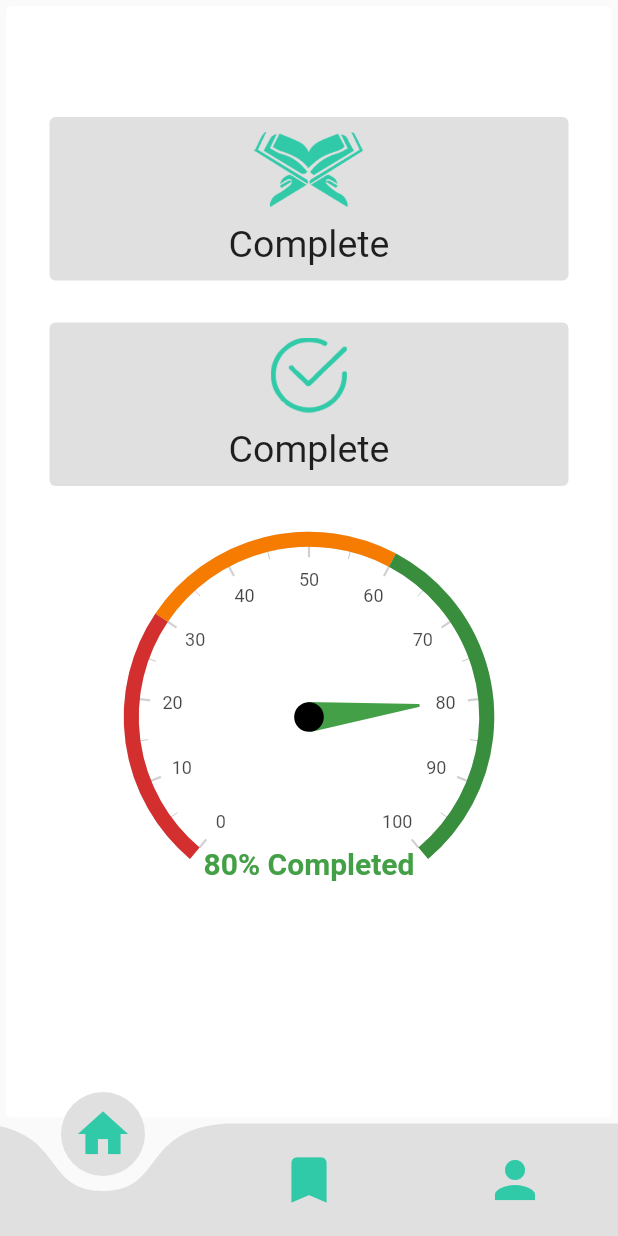
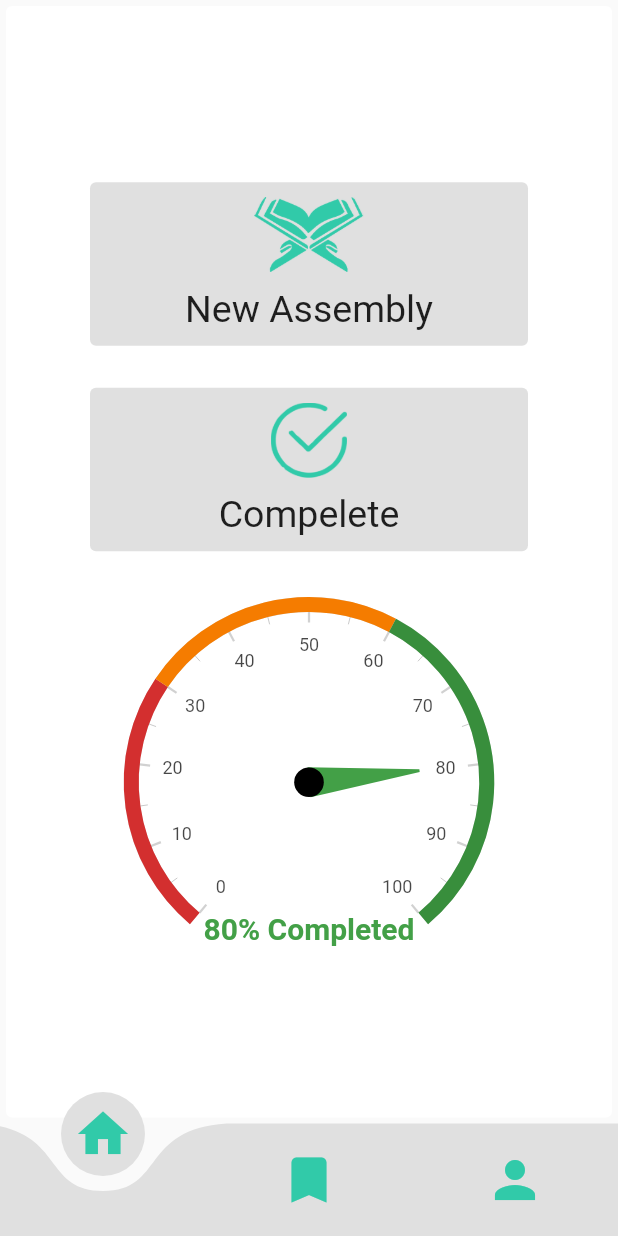
Before and after one commit to moonuure/subac_app, a Flutter app: the DashBoard screen opened directly, on a phone screen of 412 x 824 dp. Run offline on Flutter 3.47's test engine with Material 2 defaults, Android fonts, the phone set to English and light mode, and no system bars; drawn by our look-alikes of curved_navigation_bar, syncfusion_flutter_gauges; our stand-ins replace dropdown_button2, google_fonts, intl_phone_field; Roboto replaces fonts that are missing (Rosario).

Commit message:
<=== ISBADALKA AS SAMEEYAY PART TWO=====> -------------------------------------------- 1. KUSO DARIDA WIDGET CUSUB OO CUSTOM AH
..>waxa sameyay mid gooni ah oo widget ah taas
..> oo heydo dhamaan design-ka container
..> hayo buttons ee an ka adeegsaneyno
..> labada Widget ee kala ah new_assembly_screen file
..> compelete_task file waana kuwa buttons ku jira
..> side pouse button, stop btton and play button.

.. Tusaaale
..> waxa uu uegthay sidaan  aburid ahaan ama definations

..?
 final Color buttonBackgroundColor;
  final IconData typeIcon;
  final Color containerBackground;

  ContainerIconHolder({
    required this.buttonBackgroundColor,
    required this.containerBackground,
    required this.typeIcon,
  });
..?
..>Si an uga dhigo mid dib aan uadegsa karo waxan uyeelay
..> parameters dynamic ah side color button-ka ,
..> background-ka container-ka io nuuca iconka.

N.B dhamaan buttons-kaas waa isku size height and width ahaaan.

2. SOO KOOBIDA ISBADALADA KALE AN SAMEEYAY
..>waxan kaloo sameyay inan folders delete gareeyo
..> madama an widgets kle folder widget la dhho galiyay
..> and sido kle kuwa screens ah and galiay folder
..>an ugu magac daray "Screens_or_pages"

==========================END==========================================

abdifitahseaph

```diff
--- a/lib/Ass_Com/home.dart
+++ b/lib/Custom Widgets/home.dart
@@ -1,44 +1,76 @@
 import 'package:flutter/material.dart';
 import 'package:google_fonts/google_fonts.dart';
-import 'package:subac_app/Screens_or_pages/compelete_task.dart';
 import 'package:syncfusion_flutter_gauges/gauges.dart';
 
-import '../Dashboard/new_Ass_Com.dart';
-import '../Screens_or_pages/new_assemblu.dart';
+// custom imports
+import '../Screens_or_pages/compelete_task.dart';
+import '../Screens_or_pages/new_assembly_screen.dart';
 
 class HomeWidget extends StatelessWidget {
   const HomeWidget({super.key});
+
+/*
+* this is builder function that retunrs card desing with dynamic
+* parameter for image and title
+*/
+  Widget _buildCard(
+      {required String imageUrl,
+      required String title,
+      required bool isAssemplyPage,
+      required BuildContext context}) {
+    return GestureDetector(
+      onTap: () =>
+          _goToSelectPage(isAssemply: isAssemplyPage, context: context),
+      child: SizedBox(
+        width: 300,
+        child: Card(
+          elevation: 0,
+          color: Colors.grey.shade300,
+          child: Column(
+            children: [
+              Padding(padding: EdgeInsets.only(top: 10.0)),
+              Image(image: AssetImage(imageUrl), height: 50),
+              SizedBox(height: 10),
+              Text(title, style: GoogleFonts.rosario(fontSize: 25)),
+              SizedBox(height: 10)
+            ],
+          ),
+        ),
+      ),
+    );
+  }
+
+  _goToSelectPage({required bool isAssemply, required BuildContext context}) {
+    if (isAssemply)
+      return Navigator.of(context).push(MaterialPageRoute(builder: (_) {
+        return NewAssemblyScreen();
+      }));
+    else
+      return Navigator.of(context).push(MaterialPageRoute(builder: (_) {
+        return CompeleteTask();
+      }));
+  }
 
   @override
   Widget build(BuildContext context) {
     return Card(
       elevation: 0,
-      child: ListView(
-        padding: EdgeInsets.only(top: 70, left: 25, right: 25),
+      child: Column(
+        mainAxisAlignment: MainAxisAlignment.center,
         children: [
-          GestureDetector(
-            onTap: () {
-              Navigator.push(context,
-                  MaterialPageRoute(builder: (context) => NewAssembly()));
-            },
-            child: NewAssemplyCompelete(imagePath: "images/kitab.png"
-            ),
-          ),
-          SizedBox(
-            height: 20,
-          ),
-          GestureDetector(
-            onTap: () {
-              Navigator.push(context,
-                  MaterialPageRoute(builder: (context) => CompeleteTask()));
-            },
-            child: NewAssemplyCompelete(
-              imagePath: "images/comp.png",
-            ),
-          ),
-          SizedBox(
-            height: 20,
-          ),
+          SizedBox(height: 20),
+          _buildCard(
+              context: context,
+              imageUrl: "images/kitab.png",
+              title: "New Assembly",
+              isAssemplyPage: true),
+          SizedBox(height: 20),
+          _buildCard(
+              context: context,
+              imageUrl: "images/comp.png",
+              title: "Compelete",
+              isAssemplyPage: false),
+          SizedBox(height: 20),
           Container(
             height: 260,
             child: SfRadialGauge(
--- a/lib/Dashboard/dashBoard.dart
+++ b/lib/Dashboard/dashBoard.dart
@@ -1,8 +1,8 @@
 import 'package:flutter/material.dart';
 import 'package:curved_navigation_bar/curved_navigation_bar.dart';
 
-import '../Ass_Com/home.dart';
-import '../Screens_or_pages/Profile.dart';
+import '../Custom Widgets/home.dart';
+import '../Screens_or_pages/user_profile.dart';
 
 
 class DashBoard extends StatefulWidget {
--- a/lib/Dashboard/new_Ass_Com.dart
+++ /dev/null
@@ -1,37 +0,0 @@
-import 'package:flutter/material.dart';
-import 'package:google_fonts/google_fonts.dart';
-
-class NewAssemplyCompelete extends StatelessWidget {
-  final String imagePath;
-
-  NewAssemplyCompelete({required this.imagePath});
-
-  @override
-  Widget build(BuildContext context) {
-    return Card(
-      elevation: 0,
-      color: Colors.grey.shade300,
-      child: Column(
-        children: [
-          Padding(padding: EdgeInsets.only(top: 10.0)),
-          Image(
-            image: AssetImage(imagePath),
-            height: 50,
-          ),
-          SizedBox(
-            height: 10,
-          ),
-          Text(
-            "Complete",
-            style: GoogleFonts.rosario(
-              fontSize: 25,
-            ),
-          ),
-          SizedBox(
-            height: 10,
-          )
-        ],
-      ),
-    );
-  }
-}
--- a/lib/Screens_or_pages/Profile.dart
+++ b/lib/Screens_or_pages/user_profile.dart
@@ -84,8 +84,7 @@ class Profile extends StatelessWidget {
       body: SingleChildScrollView(
         child: Column(
           children: [
-            SizedBox(
-              height: 30),
+            SizedBox(height: 30),
             _stackInformationHolder,
             SizedBox(height: 6),
             Text("Seaph Abdulkdir Mohamed",
--- a/lib/main.dart
+++ b/lib/main.dart
@@ -2,7 +2,7 @@ import 'package:flutter/material.dart';
 
 
 // my imports
-import 'package:subac_app/Screens_or_pages/start_page.dart';
+import 'package:subac_app/Screens_or_pages/starting_page.dart';
 
 void main() =>
   runApp(MaterialApp(
```
Also changed, not shown: lib/Custom Widgets/container_icon_holder.dart (added, +29 -0 lines), lib/Screens_or_pages/compelete_task.dart (+15 -25 lines), lib/Screens_or_pages/new_assembly_screen.dart (renamed from lib/Screens_or_pages/new_assemblu.dart, +17 -40 lines), lib/Screens_or_pages/starting_page.dart (renamed from lib/Screens_or_pages/start_page.dart).
